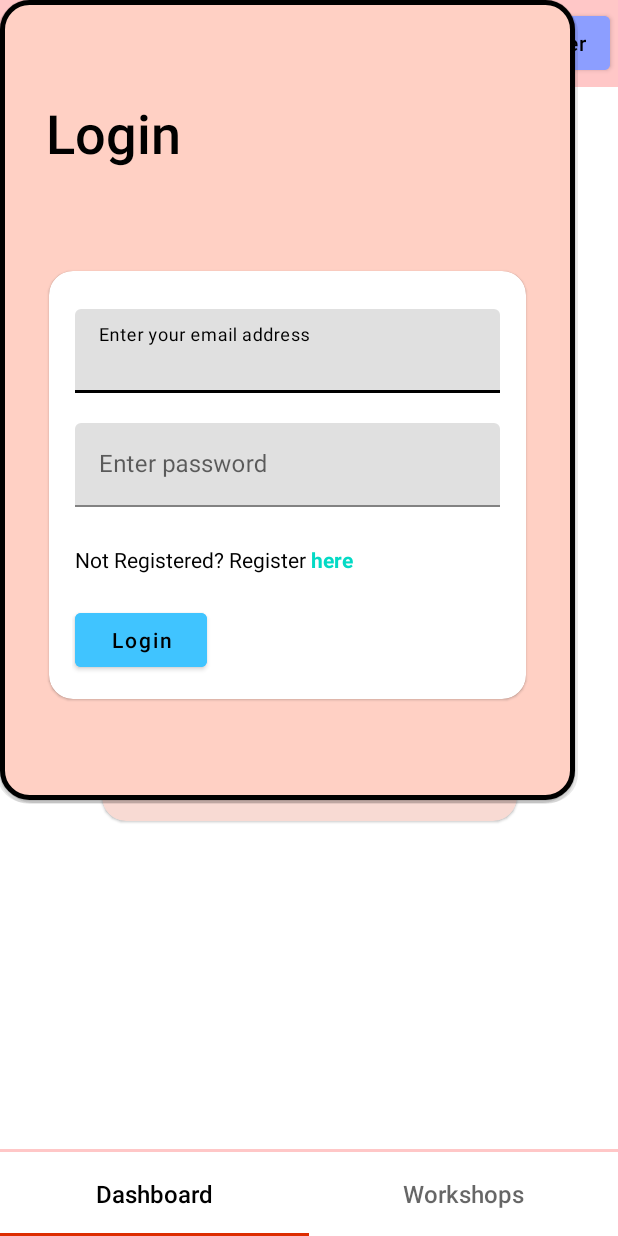
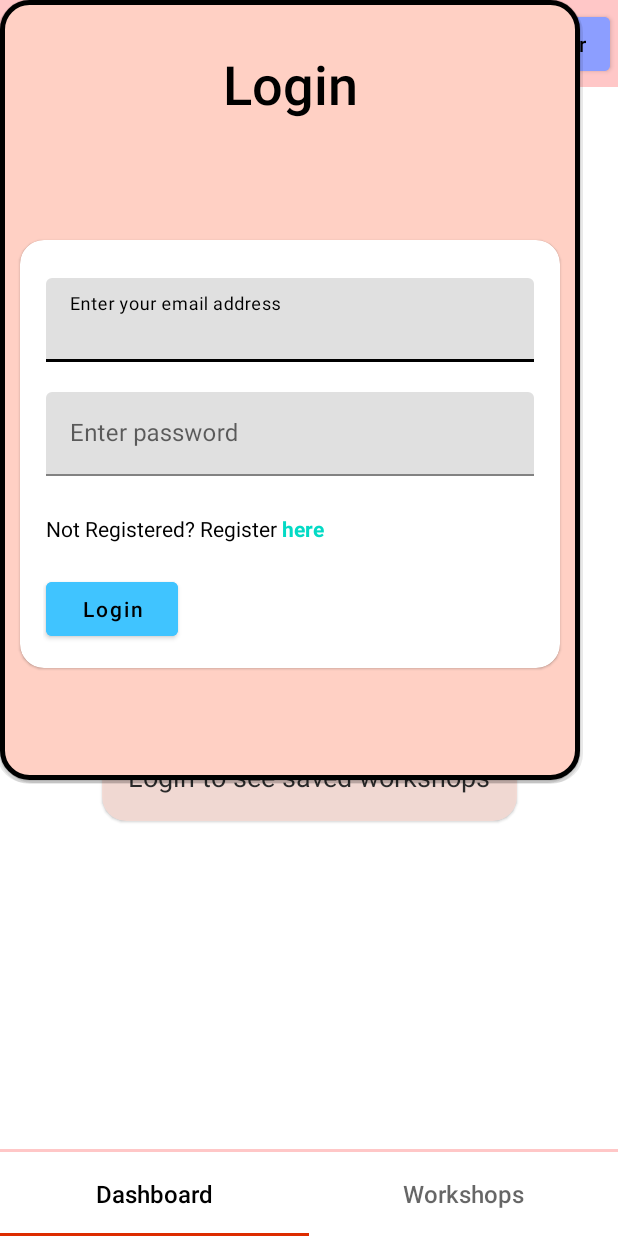
Before and after one commit to itachi-05/Workshops-App, an Android app: the screen it shows after launch (MainActivity), after a tap on "Login/Register", on a phone screen of 412 x 824 dp. Run offline under Robolectric (Android 15) with nearby library versions, the phone set to English and light mode, and no system bars; our stand-ins replace Firebase (no records; nobody signed in at launch, a user with empty details on screens opened directly).

Commit message:
ui changes and bug fixes

```diff
--- a/WorkShops/app/src/main/java/com/alpharays/workshops/MainActivity.kt
+++ b/WorkShops/app/src/main/java/com/alpharays/workshops/MainActivity.kt
@@ -134,8 +134,8 @@ class MainActivity : AppCompatActivity() {
         val popupView = LayoutInflater.from(this).inflate(R.layout.layoutlogin, null)
         val popupWindow = PopupWindow(
             popupView,
-            575,
-            800,
+            580,
+            780,
             true
         )
         popupWindow.setBackgroundDrawable(
@@ -294,8 +294,8 @@ class MainActivity : AppCompatActivity() {
         val popupView = LayoutInflater.from(this).inflate(R.layout.layoutregister, null)
         val popupWindow = PopupWindow(
             popupView,
-            575,
-            800,
+            580,
+            780,
             true
         )
         popupWindow.setBackgroundDrawable(
--- a/WorkShops/app/src/main/java/com/alpharays/workshops/ui/dashboard/DashboardFragment.kt
+++ b/WorkShops/app/src/main/java/com/alpharays/workshops/ui/dashboard/DashboardFragment.kt
@@ -58,12 +58,14 @@ class DashboardFragment : Fragment() {
         val loginStatusObserver = Observer<Boolean> { isLoggedIn ->
             if (isLoggedIn) {
                 // User is logged in, show the logout button
+                binding.swipeRefreshLayout.visibility = View.VISIBLE
                 binding.notLoggedInImg.visibility = View.GONE
                 binding.cardView.visibility = View.GONE
                 getWorkShopsFromDB()
-
+                reloadingUserData()
             } else {
                 // User is not logged in, show the login button
+                binding.swipeRefreshLayout.visibility = View.GONE
                 binding.notLoggedInImg.visibility = View.VISIBLE
                 binding.cardView.visibility = View.VISIBLE
                 binding.noSavedWorkshops.visibility = View.GONE
@@ -73,8 +75,6 @@ class DashboardFragment : Fragment() {
 
         // Register the observer to observe changes in the login status
         loginStatusLiveData.observe(requireActivity(), loginStatusObserver)
-
-        reloadingUserData()
 
         return binding.root
     }
--- a/WorkShops/app/src/main/res/drawable/ic_baseline_close_24.xml
+++ /dev/null
@@ -1,5 +0,0 @@
-<vector android:height="24dp" android:tint="#FF0000"
-    android:viewportHeight="24" android:viewportWidth="24"
-    android:width="24dp" xmlns:android="http://schemas.android.com/apk/res/android">
-    <path android:fillColor="@android:color/white" android:pathData="M19,6.41L17.59,5 12,10.59 6.41,5 5,6.41 10.59,12 5,17.59 6.41,19 12,13.41 17.59,19 19,17.59 13.41,12z"/>
-</vector>
--- a/WorkShops/app/src/main/res/drawable/ic_baseline_dashboard_24.xml
+++ /dev/null
@@ -1,5 +0,0 @@
-<vector android:height="24dp" android:tint="#000000"
-    android:viewportHeight="24" android:viewportWidth="24"
-    android:width="24dp" xmlns:android="http://schemas.android.com/apk/res/android">
-    <path android:fillColor="@android:color/white" android:pathData="M3,13h8L11,3L3,3v10zM3,21h8v-6L3,15v6zM13,21h8L21,11h-8v10zM13,3v6h8L21,3h-8z"/>
-</vector>
--- a/WorkShops/app/src/main/res/layout/activity_main.xml
+++ b/WorkShops/app/src/main/res/layout/activity_main.xml
@@ -6,7 +6,6 @@
     android:layout_height="match_parent"
     android:background="#FFC7C7"
     tools:context=".MainActivity">
-
 
     <CheckedTextView
         android:id="@+id/appNameTxt"
@@ -18,7 +17,7 @@
         android:text="Workshops"
         android:textColor="@color/black"
         android:textSize="22sp"
-        app:layout_constraintBottom_toBottomOf="@+id/viewR1"
+        app:layout_constraintBottom_toBottomOf="@+id/guideline1"
         app:layout_constraintStart_toStartOf="parent"
         app:layout_constraintTop_toTopOf="parent" />
 
@@ -31,19 +30,16 @@
         android:text="Login/Register"
         android:textAllCaps="false"
         android:textColor="@color/black"
-        app:layout_constraintBottom_toBottomOf="@+id/viewR1"
+        app:layout_constraintBottom_toBottomOf="@+id/guideline1"
         app:layout_constraintEnd_toEndOf="parent"
         app:layout_constraintTop_toTopOf="parent" />
 
-    <View
-        android:id="@+id/viewR1"
-        android:layout_width="match_parent"
-        android:layout_height="0dp"
-        app:layout_constraintEnd_toEndOf="parent"
-        app:layout_constraintHeight_percent="0.07"
-        app:layout_constraintStart_toStartOf="parent"
-        app:layout_constraintTop_toTopOf="parent" />
-
+    <androidx.constraintlayout.widget.Guideline
+        android:id="@+id/guideline1"
+        android:layout_width="wrap_content"
+        android:layout_height="wrap_content"
+        android:orientation="horizontal"
+        app:layout_constraintGuide_percent="0.07" />
 
     <androidx.viewpager2.widget.ViewPager2
         android:id="@+id/MyViewPager"
@@ -51,22 +47,18 @@
         android:layout_height="0dp"
         android:background="@color/white"
         android:padding="5dp"
-        app:layout_constraintBottom_toTopOf="@id/viewR2"
+        app:layout_constraintBottom_toTopOf="@id/guideline2"
         app:layout_constraintEnd_toEndOf="parent"
         app:layout_constraintHeight_percent="0.86"
         app:layout_constraintStart_toStartOf="parent"
-        app:layout_constraintTop_toBottomOf="@+id/viewR1" />
+        app:layout_constraintTop_toBottomOf="@+id/guideline1" />
 
-
-    <View
-        android:id="@+id/viewR2"
-        android:layout_width="match_parent"
-        android:layout_height="0dp"
-        app:layout_constraintBottom_toBottomOf="parent"
-        app:layout_constraintEnd_toEndOf="parent"
-        app:layout_constraintHeight_percent="0.07"
-        app:layout_constraintStart_toStartOf="parent" />
-
+    <androidx.constraintlayout.widget.Guideline
+        android:id="@+id/guideline2"
+        android:layout_width="wrap_content"
+        android:layout_height="wrap_content"
+        android:orientation="horizontal"
+        app:layout_constraintGuide_percent="0.93" />
 
     <com.google.android.material.tabs.TabLayout
         android:id="@+id/myTabLayout"
@@ -76,7 +68,7 @@
         app:layout_constraintBottom_toBottomOf="parent"
         app:layout_constraintEnd_toEndOf="parent"
         app:layout_constraintStart_toStartOf="parent"
-        app:layout_constraintTop_toTopOf="@id/viewR2"
+        app:layout_constraintTop_toTopOf="@id/guideline2"
         app:tabIndicatorColor="#DD2C00"
         app:tabRippleColor="#C1E7FF"
         app:tabTextAppearance="@style/MyCustomTabTextAppearance" />
--- a/WorkShops/app/src/main/res/layout/fragmentdashboard.xml
+++ b/WorkShops/app/src/main/res/layout/fragmentdashboard.xml
@@ -21,7 +21,6 @@
         app:layout_constraintStart_toStartOf="parent"
         app:layout_constraintTop_toTopOf="parent" />
 
-
     <CheckedTextView
         android:id="@+id/noSavedWorkshops"
         android:layout_width="wrap_content"
@@ -34,19 +33,6 @@
         app:layout_constraintStart_toStartOf="parent"
         app:layout_constraintTop_toTopOf="parent" />
 
-    <ImageView
-        android:id="@+id/notLoggedInImg"
-        android:layout_width="0dp"
-        android:layout_height="0dp"
-        android:alpha="0.2"
-        android:src="@drawable/folder"
-        app:layout_constraintBottom_toBottomOf="@id/guideline"
-        app:layout_constraintEnd_toEndOf="parent"
-        app:layout_constraintHeight_percent="0.5"
-        app:layout_constraintStart_toStartOf="parent"
-        app:layout_constraintWidth_percent="0.7" />
-
-
     <androidx.constraintlayout.widget.Guideline
         android:id="@+id/guideline"
         android:layout_width="wrap_content"
@@ -54,11 +40,11 @@
         android:orientation="horizontal"
         app:layout_constraintGuide_percent="0.7" />
 
-
     <com.google.android.material.card.MaterialCardView
         android:id="@+id/cardView"
         android:layout_width="wrap_content"
         android:layout_height="wrap_content"
+        android:alpha="0.8"
         android:backgroundTint="#F8DAD3"
         android:elevation="30dp"
         app:cardCornerRadius="16dp"
@@ -84,12 +70,21 @@
                 app:layout_constraintStart_toStartOf="parent"
                 app:layout_constraintTop_toTopOf="parent" />
 
-
         </androidx.constraintlayout.widget.ConstraintLayout>
-
 
     </com.google.android.material.card.MaterialCardView>
 
+    <ImageView
+        android:id="@+id/notLoggedInImg"
+        android:layout_width="0dp"
+        android:layout_height="0dp"
+        android:alpha="0.2"
+        android:src="@drawable/folder"
+        app:layout_constraintBottom_toBottomOf="@id/guideline"
+        app:layout_constraintEnd_toEndOf="parent"
+        app:layout_constraintHeight_percent="0.5"
+        app:layout_constraintStart_toStartOf="parent"
+        app:layout_constraintWidth_percent="0.7" />
 
     <androidx.swiperefreshlayout.widget.SwipeRefreshLayout
         android:id="@+id/swipeRefreshLayout"
@@ -104,12 +99,11 @@
             android:id="@+id/userWorkshopsRecyclerView"
             android:layout_width="match_parent"
             android:layout_height="match_parent"
-            tools:listitem="@layout/workshopitem"
             app:layout_constraintBottom_toBottomOf="parent"
             app:layout_constraintEnd_toEndOf="parent"
             app:layout_constraintStart_toStartOf="parent"
-            app:layout_constraintTop_toTopOf="parent" />
-
+            app:layout_constraintTop_toTopOf="parent"
+            tools:listitem="@layout/workshopitem" />
 
     </androidx.swiperefreshlayout.widget.SwipeRefreshLayout>
 
--- a/WorkShops/app/src/main/res/layout/layoutlogin.xml
+++ b/WorkShops/app/src/main/res/layout/layoutlogin.xml
@@ -7,31 +7,19 @@
     android:layout_margin="5dp"
     android:background="@drawable/bglayout2">
 
-    <androidx.constraintlayout.widget.Guideline
-        android:id="@+id/guideline"
+    <CheckedTextView
+        android:id="@+id/loginPage"
         android:layout_width="wrap_content"
         android:layout_height="wrap_content"
-        android:orientation="horizontal"
-        app:layout_constraintGuide_percent="0.12" />
-
-    <CheckedTextView
-        android:id="@+id/registerPage"
-        android:layout_width="wrap_content"
-        android:layout_height="wrap_content"
+        android:layout_marginTop="26dp"
         android:fontFamily="sans-serif-medium"
+        android:padding="5dp"
         android:text="Login"
         android:textColor="@color/black"
         android:textSize="36sp"
-        app:layout_constraintStart_toStartOf="@id/guideline2"
-        app:layout_constraintTop_toTopOf="@id/guideline" />
-
-    <androidx.constraintlayout.widget.Guideline
-        android:id="@+id/guideline2"
-        android:layout_width="wrap_content"
-        android:layout_height="wrap_content"
-        android:orientation="vertical"
-        app:layout_constraintGuide_percent="0.08" />
-
+        app:layout_constraintEnd_toEndOf="parent"
+        app:layout_constraintStart_toStartOf="parent"
+        app:layout_constraintTop_toTopOf="parent" />
 
     <com.google.android.material.card.MaterialCardView
         android:id="@+id/cardView"
@@ -44,8 +32,8 @@
         app:layout_constraintBottom_toBottomOf="parent"
         app:layout_constraintEnd_toEndOf="parent"
         app:layout_constraintStart_toStartOf="parent"
-        app:layout_constraintTop_toBottomOf="@id/registerPage"
-        app:layout_constraintWidth_percent="0.83">
+        app:layout_constraintTop_toBottomOf="@id/loginPage"
+        app:layout_constraintWidth_percent="0.93">
 
         <ScrollView
             android:layout_width="match_parent"
@@ -78,7 +66,6 @@
                         android:inputType="textEmailAddress" />
 
                 </com.google.android.material.textfield.TextInputLayout>
-
 
                 <com.google.android.material.textfield.TextInputLayout
                     android:id="@+id/loginUserPwdLayout"
@@ -145,8 +132,6 @@
 
         </ScrollView>
 
-
     </com.google.android.material.card.MaterialCardView>
 
-
 </androidx.constraintlayout.widget.ConstraintLayout>
--- a/WorkShops/app/src/main/res/layout/workshopitem.xml
+++ b/WorkShops/app/src/main/res/layout/workshopitem.xml
@@ -21,7 +21,6 @@
         app:layout_constraintStart_toStartOf="parent"
         app:layout_constraintTop_toTopOf="parent"
         app:layout_constraintWidth_percent="0.6" />
-
 
     <CheckedTextView
         android:id="@+id/workshopDescription"
@@ -48,7 +47,6 @@
         app:layout_constraintTop_toTopOf="parent"
         app:layout_constraintWidth_percent="0.3" />
 
-
     <ImageButton
         android:id="@+id/deleteButton"
         android:layout_width="30dp"
@@ -61,7 +59,6 @@
         app:layout_constraintBottom_toBottomOf="parent"
         app:layout_constraintEnd_toEndOf="parent"
         app:layout_constraintTop_toTopOf="@+id/applyButton" />
-
 
     <com.google.android.material.button.MaterialButton
         android:id="@+id/applyButton"
```
Also changed, not shown: WorkShops/app/src/main/res/layout/custom_menu_item.xml (deleted, +0 -25 lines), WorkShops/app/src/main/res/layout/fragmentworkshop.xml (+6 -6 lines), WorkShops/app/src/main/res/layout/layoutregister.xml (+8 -15 lines), WorkShops/app/src/main/res/menu/my_bottom_menu.xml (deleted, +0 -17 lines), WorkShops/app/src/main/res/navigation/my_nav.xml (deleted, +0 -15 lines).
